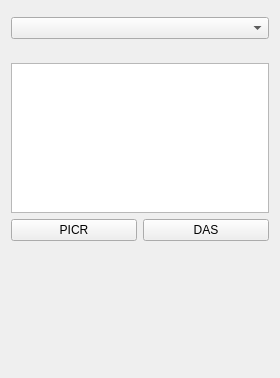
First picture: the form in src/corelibs/U2View/src/ov_sequence/Das/ui/DasOptionsPanelWidget.ui, repository violethaze74/ugene, before the edit.
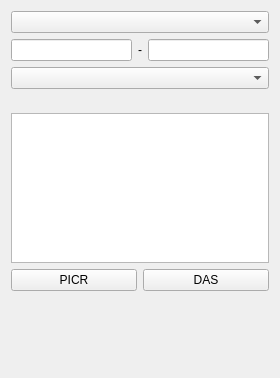
Second picture: the form after the edit.

Commit message: DAS options panel widget minor modification; find pattern options panel widget minor layout modification.

What changed in the file:
```diff
--- a/src/corelibs/U2View/src/ov_sequence/Das/ui/DasOptionsPanelWidget.ui
+++ b/src/corelibs/U2View/src/ov_sequence/Das/ui/DasOptionsPanelWidget.ui
@@ -32,6 +32,46 @@
       <property name="margin">
        <number>0</number>
       </property>
+      <item>
+       <widget class="QWidget" name="regionSelectorWidget" native="true">
+        <layout class="QVBoxLayout" name="regionSelectorLayout">
+         <property name="margin">
+          <number>0</number>
+         </property>
+         <item>
+          <widget class="QComboBox" name="regionTypeComboBox"/>
+         </item>
+         <item>
+          <layout class="QHBoxLayout" name="regionLineEditLayout">
+           <property name="topMargin">
+            <number>0</number>
+           </property>
+           <item>
+            <widget class="QLineEdit" name="startLineEdit">
+             <property name="inputMethodHints">
+              <set>Qt::ImhDigitsOnly</set>
+             </property>
+            </widget>
+           </item>
+           <item>
+            <widget class="QLabel" name="dashLabel">
+             <property name="text">
+              <string>-</string>
+             </property>
+            </widget>
+           </item>
+           <item>
+            <widget class="QLineEdit" name="endLineEdit">
+             <property name="inputMethodHints">
+              <set>Qt::ImhDigitsOnly</set>
+             </property>
+            </widget>
+           </item>
+          </layout>
+         </item>
+        </layout>
+       </widget>
+      </item>
      </layout>
     </widget>
    </item>
```
The commit also changes 8 other files.
